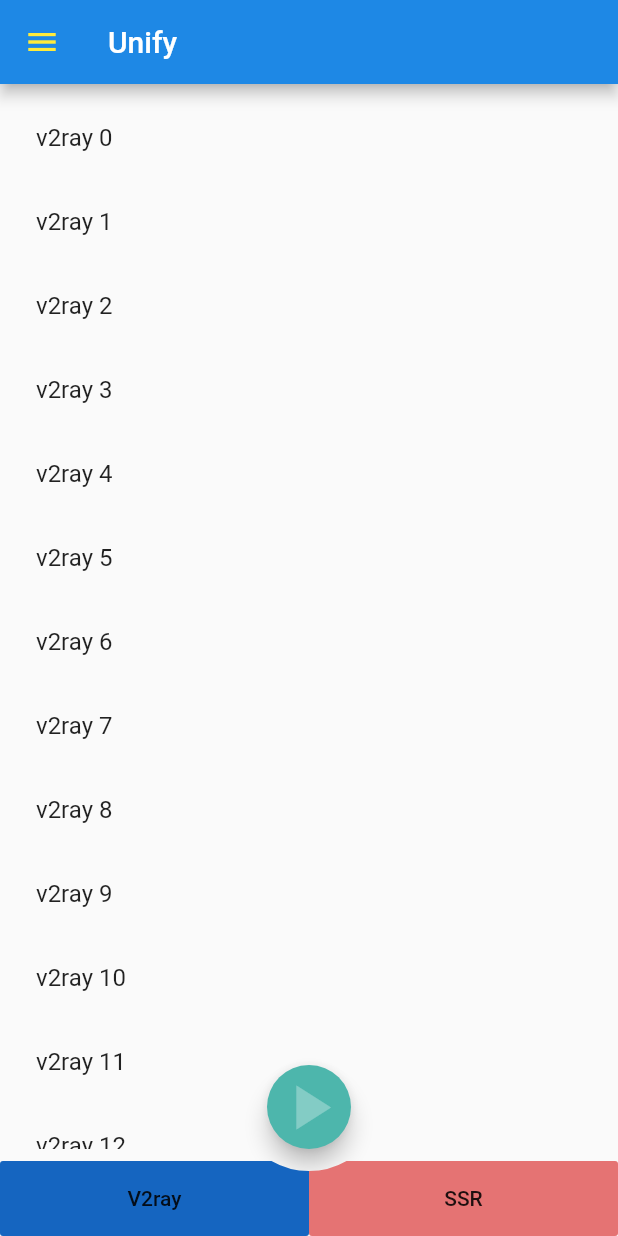
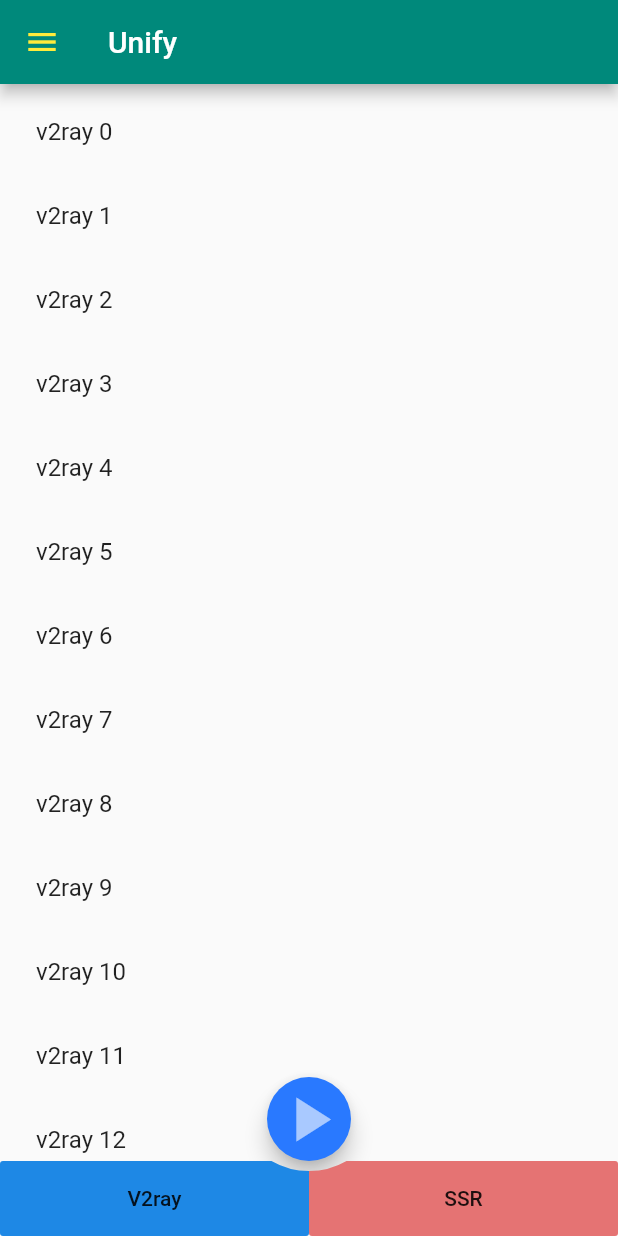
Before and after one commit to unifyproxy/unify-android, a Flutter app: the screen it shows after launch, on a phone screen of 412 x 824 dp. Run offline on Flutter 3.47's test engine with Material 2 defaults, Android fonts, the phone set to English and light mode, and no system bars; missing offline and left inert: clippy_flutter.

```diff
--- /dev/null
+++ b/unify/lib/global.dart
@@ -0,0 +1,18 @@
+import 'package:flutter/material.dart';
+
+class ThemeType {
+  final Color mainColor;
+  final Color secondaryColor;
+  final Color accentColor;
+
+  ThemeType(this.mainColor, this.secondaryColor, this.accentColor);
+}
+
+class GlobalConstent {
+  static final unifyTheme =
+      ThemeType(Colors.teal[600], Colors.teal[300], Colors.tealAccent[400]);
+  static final v2rayTheme =
+      ThemeType(Colors.blue[600], Colors.blue[300], Colors.blueAccent[400]);
+  static final ssrTheme =
+      ThemeType(Colors.red[600], Colors.red[300], Colors.redAccent[400]);
+}
--- a/unify/lib/pages/main/bottombar.dart
+++ b/unify/lib/pages/main/bottombar.dart
@@ -1,4 +1,5 @@
 import 'package:flutter/material.dart';
+import 'package:unify/global.dart';
 import 'package:unify/pages/main/states/bottombar_state.dart';
 
 class BottomBar extends StatefulWidget {
@@ -29,8 +30,8 @@ class _BottomBarState extends State<BottomBar> {
             Expanded(
               child: FlatButton(
                 color: _bottomBarState.curType == BottomBarStateEnum.V2RAY
-                    ? Colors.blue[800]
-                    : Colors.blue[300],
+                    ? GlobalConstent.v2rayTheme.mainColor
+                    : GlobalConstent.v2rayTheme.secondaryColor,
                 focusColor: Colors.blue[400],
                 child: Center(child: Text("V2ray")),
                 onPressed: () {
@@ -43,8 +44,8 @@ class _BottomBarState extends State<BottomBar> {
             Expanded(
               child: FlatButton(
                 color: _bottomBarState.curType == BottomBarStateEnum.SSR
-                    ? Colors.red[800]
-                    : Colors.red[300],
+                    ? GlobalConstent.ssrTheme.mainColor
+                    : GlobalConstent.ssrTheme.secondaryColor,
                 focusColor: Colors.red[400],
                 child: Center(child: Text("SSR")),
                 onPressed: () {
--- a/unify/lib/pages/main/mainpage.dart
+++ b/unify/lib/pages/main/mainpage.dart
@@ -1,4 +1,5 @@
 import 'package:flutter/material.dart';
+import 'package:unify/global.dart';
 
 import 'drawer.dart';
 import 'appbar.dart';
@@ -12,8 +13,8 @@ class MainPage extends StatelessWidget {
       title: 'Flutter Demo',
       theme: ThemeData(
         primarySwatch: Colors.blue,
-        primaryColor: Colors.blue[600],
-        accentColor: Colors.teal[300],
+        primaryColor: GlobalConstent.unifyTheme.mainColor,
+        accentColor: GlobalConstent.unifyTheme.accentColor,
       ),
       home: MyHomePage(),
     );
--- a/unify/lib/pages/main/mainpage_content.dart
+++ b/unify/lib/pages/main/mainpage_content.dart
@@ -1,5 +1,6 @@
 import 'package:flutter/material.dart';
 import 'package:flutter/rendering.dart';
+import 'package:unify/global.dart';
 import 'package:unify/pages/main/bottombar.dart';
 import 'package:unify/pages/main/proxy_listview.dart';
 import 'package:provider/provider.dart';
@@ -21,8 +22,8 @@ class _MainPageContentState extends State<MainPageContent> {
             children: <Widget>[
               Expanded(
                 child: Consumer<BottomBarState>(
-                    builder: (_, bottombarState, __) => Padding(
-                          padding: const EdgeInsets.all(8.0),
+                    builder: (context, bottombarState, __) => Padding(
+                          padding: const EdgeInsets.fromLTRB(8.0, 4.0, 8.0, 0),
                           child: Stack(
                             alignment: Alignment.bottomCenter,
                             children: <Widget>[
@@ -30,11 +31,18 @@ class _MainPageContentState extends State<MainPageContent> {
                               Positioned(
                                 child: FloatingActionButton(
                                   tooltip: "Connect to selected server",
-                                  onPressed: () => null,
+                                  backgroundColor:
+                                      Provider.of<BottomBarState>(context)
+                                                  .curType ==
+                                              BottomBarStateEnum.V2RAY
+                                          ? GlobalConstent
+                                              .v2rayTheme.accentColor
+                                          : GlobalConstent.ssrTheme.accentColor,
+                                  onPressed: () {},
                                   child: Icon(
                                     Icons.play_arrow,
                                     size: 50,
-                                    color: Colors.white30,
+                                    color: Colors.white60,
                                   ),
                                 ),
                               ),
--- a/unify/lib/pages/main/proxy_listview.dart
+++ b/unify/lib/pages/main/proxy_listview.dart
@@ -46,6 +46,7 @@ class V2RAYProxyListViewState extends State<V2RAYProxyListView> {
       itemBuilder: (context, index) {
         return ListTile(
           title: Text("v2ray $index"),
+          onTap: () {},
         );
       },
     );
@@ -65,6 +66,7 @@ class _SSRProxyListViewState extends State<SSRProxyListView> {
       itemBuilder: (context, index) {
         return ListTile(
           title: Text("ssr $index"),
+          onTap: () {},
         );
       },
     );
--- a/unify/pubspec.yaml
+++ b/unify/pubspec.yaml
@@ -29,6 +29,8 @@ dependencies:
 
   provider:
     version: 3.1.0
+
+  http: ^0.12.0+2
 
 dev_dependencies:
   flutter_test:
```
Also changed, not shown: unify/lib/bloc/subscription.dart (added, +151 -0 lines), unify/pubspec.lock, 2 other files.
